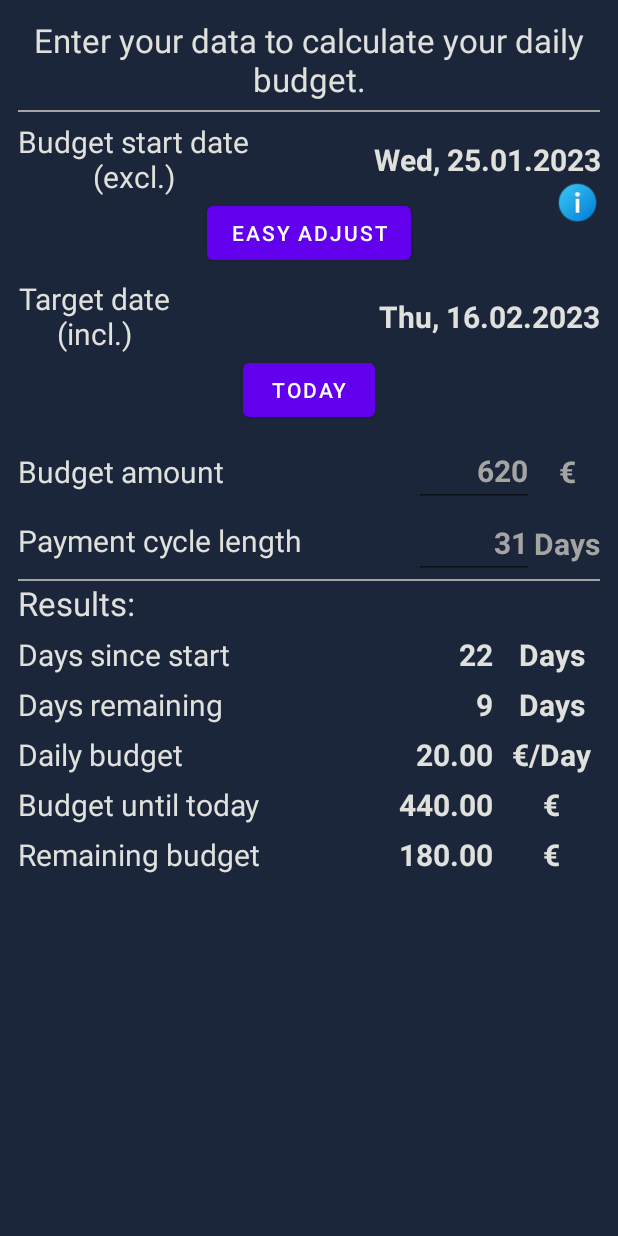
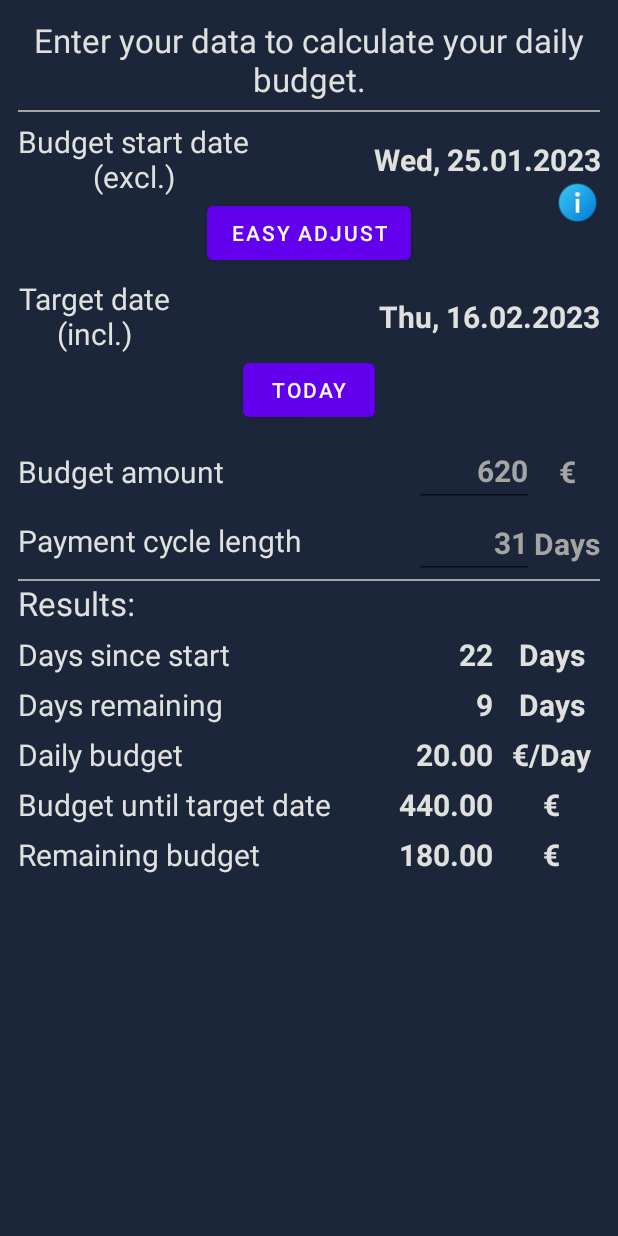
Before and after one commit to Chrismw98/BudgetCalc, an Android app: the screen it shows after launch (MainActivity), on a phone screen of 412 x 824 dp. Run offline under Robolectric (Android 15) with nearby library versions, the phone set to English and light mode, and no system bars.

Commit message:
Changed 'budget until today' string to 'budget until target date'

```diff
--- a/app/src/main/java/chrismw/budgetcalc/MainActivity.kt
+++ b/app/src/main/java/chrismw/budgetcalc/MainActivity.kt
@@ -169,7 +169,7 @@ class MainActivity : AppCompatActivity() {
 
     private fun initializeMetricStrings() {
         dailyBudgetMetric.name = resources.getString(R.string.daily_budget)
-        currentBudgetMetric.name = resources.getString(R.string.budget_until_today)
+        currentBudgetMetric.name = resources.getString(R.string.budget_until_target_date)
         remainingBudgetMetric.name = resources.getString(R.string.remaining_budget)
         daysSinceStartMetric.name = resources.getString(R.string.days_since_start)
         daysRemainingMetric.name = resources.getString(R.string.days_remaining)
--- a/app/src/main/res/values/strings.xml
+++ b/app/src/main/res/values/strings.xml
@@ -16,7 +16,7 @@
     <string name="days_since_start">Days since start</string>
     <string name="days_remaining">Days remaining</string>
     <string name="daily_budget">Daily budget</string>
-    <string name="budget_until_today">Budget until today</string>
+    <string name="budget_until_target_date">Budget until target date</string>
     <string name="remaining_budget">Remaining budget</string>
 
     <string name="EUR" translatable="false">€</string>
```
Also changed, not shown: 1 other file.
